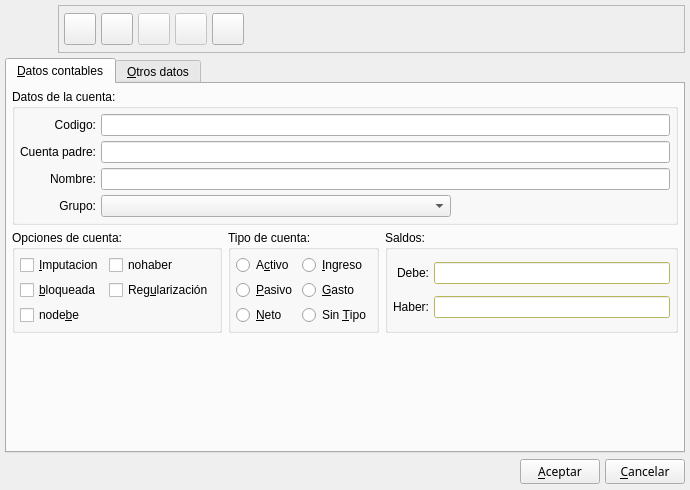
eboladev/Bulmages-1, file bulmages/bulmacont/src/cuentabase.ui: the form before one commit.
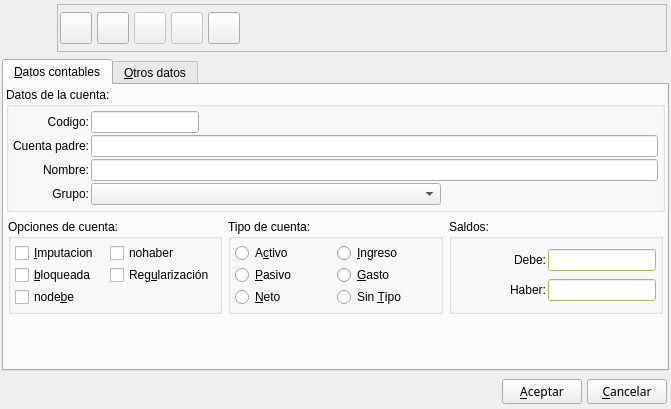
The form after the commit. Icons and pictures are not drawn.

```diff
--- a/bulmages/bulmacont/src/cuentabase.ui
+++ b/bulmages/bulmacont/src/cuentabase.ui
@@ -5,8 +5,8 @@
    <rect>
     <x>0</x>
     <y>0</y>
-    <width>690</width>
-    <height>490</height>
+    <width>671</width>
+    <height>409</height>
    </rect>
   </property>
   <property name="windowTitle" >
@@ -16,42 +16,26 @@
    <iconset resource="../../bulmages.qrc" >:/BulmaCont32x32/images/png/i_cuentas.xpm</iconset>
   </property>
   <layout class="QVBoxLayout" >
+   <property name="margin" >
+    <number>2</number>
+   </property>
    <property name="spacing" >
     <number>5</number>
    </property>
-   <property name="leftMargin" >
-    <number>5</number>
-   </property>
-   <property name="topMargin" >
-    <number>5</number>
-   </property>
-   <property name="rightMargin" >
-    <number>5</number>
-   </property>
-   <property name="bottomMargin" >
-    <number>5</number>
-   </property>
    <item>
     <layout class="QHBoxLayout" >
+     <property name="margin" >
+      <number>2</number>
+     </property>
      <property name="spacing" >
       <number>5</number>
      </property>
-     <property name="leftMargin" >
-      <number>0</number>
-     </property>
-     <property name="topMargin" >
-      <number>0</number>
-     </property>
-     <property name="rightMargin" >
-      <number>0</number>
-     </property>
-     <property name="bottomMargin" >
-      <number>0</number>
-     </property>
      <item>
       <widget class="QLabel" name="pixmapLabel1" >
        <property name="sizePolicy" >
-        <sizepolicy vsizetype="Fixed" hsizetype="Fixed" >
+        <sizepolicy>
+         <hsizetype>0</hsizetype>
+         <vsizetype>0</vsizetype>
          <horstretch>0</horstretch>
          <verstretch>0</verstretch>
         </sizepolicy>
@@ -79,7 +63,9 @@
      <item>
       <widget class="QFrame" name="frame_3" >
        <property name="sizePolicy" >
-        <sizepolicy vsizetype="Fixed" hsizetype="Expanding" >
+        <sizepolicy>
+         <hsizetype>7</hsizetype>
+         <vsizetype>0</vsizetype>
          <horstretch>0</horstretch>
          <verstretch>0</verstretch>
         </sizepolicy>
@@ -103,25 +89,18 @@
         <enum>QFrame::Raised</enum>
        </property>
        <layout class="QHBoxLayout" >
+        <property name="margin" >
+         <number>2</number>
+        </property>
         <property name="spacing" >
          <number>5</number>
         </property>
-        <property name="leftMargin" >
-         <number>5</number>
-        </property>
-        <property name="topMargin" >
-         <number>5</number>
-        </property>
-        <property name="rightMargin" >
-         <number>5</number>
-        </property>
-        <property name="bottomMargin" >
-         <number>5</number>
-        </property>
         <item>
          <widget class="QToolButton" name="mui_guardar" >
           <property name="sizePolicy" >
-           <sizepolicy vsizetype="Fixed" hsizetype="Fixed" >
+           <sizepolicy>
+            <hsizetype>0</hsizetype>
+            <vsizetype>0</vsizetype>
             <horstretch>0</horstretch>
             <verstretch>0</verstretch>
            </sizepolicy>
@@ -161,7 +140,9 @@
         <item>
          <widget class="QToolButton" name="mui_nuevo" >
           <property name="sizePolicy" >
-           <sizepolicy vsizetype="Fixed" hsizetype="Fixed" >
+           <sizepolicy>
+            <hsizetype>0</hsizetype>
+            <vsizetype>0</vsizetype>
             <horstretch>0</horstretch>
             <verstretch>0</verstretch>
            </sizepolicy>
@@ -204,7 +185,9 @@
            <bool>false</bool>
           </property>
           <property name="sizePolicy" >
-           <sizepolicy vsizetype="Fixed" hsizetype="Fixed" >
+           <sizepolicy>
+            <hsizetype>0</hsizetype>
+            <vsizetype>0</vsizetype>
             <horstretch>0</horstretch>
             <verstretch>0</verstretch>
            </sizepolicy>
@@ -244,7 +227,9 @@
            <bool>false</bool>
           </property>
           <property name="sizePolicy" >
-           <sizepolicy vsizetype="Fixed" hsizetype="Fixed" >
+           <sizepolicy>
+            <hsizetype>0</hsizetype>
+            <vsizetype>0</vsizetype>
             <horstretch>0</horstretch>
             <verstretch>0</verstretch>
            </sizepolicy>
@@ -281,7 +266,9 @@
         <item>
          <widget class="QToolButton" name="mui_borrar" >
           <property name="sizePolicy" >
-           <sizepolicy vsizetype="Fixed" hsizetype="Fixed" >
+           <sizepolicy>
+            <hsizetype>0</hsizetype>
+            <vsizetype>0</vsizetype>
             <horstretch>0</horstretch>
             <verstretch>0</verstretch>
            </sizepolicy>
@@ -342,7 +329,9 @@
    <item>
     <widget class="QTabWidget" name="TabWidget2" >
      <property name="sizePolicy" >
-      <sizepolicy vsizetype="Expanding" hsizetype="Expanding" >
+      <sizepolicy>
+       <hsizetype>7</hsizetype>
+       <vsizetype>7</vsizetype>
        <horstretch>0</horstretch>
        <verstretch>0</verstretch>
       </sizepolicy>
@@ -355,21 +344,12 @@
        <string>&amp;Datos contables</string>
       </attribute>
       <layout class="QVBoxLayout" >
+       <property name="margin" >
+        <number>2</number>
+       </property>
        <property name="spacing" >
         <number>5</number>
        </property>
-       <property name="leftMargin" >
-        <number>5</number>
-       </property>
-       <property name="topMargin" >
-        <number>5</number>
-       </property>
-       <property name="rightMargin" >
-        <number>5</number>
-       </property>
-       <property name="bottomMargin" >
-        <number>5</number>
-       </property>
        <item>
         <widget class="QGroupBox" name="groupBox_4" >
          <property name="layoutDirection" >
@@ -379,45 +359,26 @@
           <string>Datos de la cuenta:</string>
          </property>
          <layout class="QHBoxLayout" >
+          <property name="margin" >
+           <number>2</number>
+          </property>
           <property name="spacing" >
            <number>5</number>
           </property>
-          <property name="leftMargin" >
-           <number>5</number>
-          </property>
-          <property name="topMargin" >
-           <number>5</number>
-          </property>
-          <property name="rightMargin" >
-           <number>5</number>
-          </property>
-          <property name="bottomMargin" >
-           <number>5</number>
-          </property>
           <item>
            <layout class="QGridLayout" >
-            <property name="leftMargin" >
-             <number>0</number>
+            <property name="margin" >
+             <number>2</number>
             </property>
-            <property name="topMargin" >
-             <number>0</number>
-            </property>
-            <property name="rightMargin" >
-             <number>0</number>
-            </property>
-            <property name="bottomMargin" >
-             <number>0</number>
-            </property>
-            <property name="horizontalSpacing" >
-             <number>5</number>
-            </property>
-            <property name="verticalSpacing" >
-             <number>5</number>
+            <property name="spacing" >
+             <number>2</number>
             </property>
             <item row="3" column="1" >
              <widget class="QComboBox" name="combogrupos" >
               <property name="sizePolicy" >
-               <sizepolicy vsizetype="Fixed" hsizetype="Expanding" >
+               <sizepolicy>
+                <hsizetype>0</hsizetype>
+                <vsizetype>0</vsizetype>
                 <horstretch>0</horstretch>
                 <verstretch>0</verstretch>
                </sizepolicy>
@@ -475,7 +436,9 @@
             <item row="0" column="1" colspan="2" >
              <widget class="QLineEdit" name="codigo" >
               <property name="sizePolicy" >
-               <sizepolicy vsizetype="Fixed" hsizetype="Expanding" >
+               <sizepolicy>
+                <hsizetype>0</hsizetype>
+                <vsizetype>0</vsizetype>
                 <horstretch>0</horstretch>
                 <verstretch>0</verstretch>
                </sizepolicy>
@@ -509,61 +472,31 @@
        </item>
        <item>
         <layout class="QHBoxLayout" >
+         <property name="margin" >
+          <number>2</number>
+         </property>
          <property name="spacing" >
           <number>6</number>
          </property>
-         <property name="leftMargin" >
-          <number>0</number>
-         </property>
-         <property name="topMargin" >
-          <number>0</number>
-         </property>
-         <property name="rightMargin" >
-          <number>0</number>
-         </property>
-         <property name="bottomMargin" >
-          <number>0</number>
-         </property>
          <item>
           <widget class="QGroupBox" name="groupBox_3" >
            <property name="title" >
             <string>Opciones de cuenta:</string>
            </property>
            <layout class="QHBoxLayout" >
+            <property name="margin" >
+             <number>2</number>
+            </property>
             <property name="spacing" >
              <number>5</number>
             </property>
-            <property name="leftMargin" >
-             <number>5</number>
-            </property>
-            <property name="topMargin" >
-             <number>5</number>
-            </property>
-            <property name="rightMargin" >
-             <number>5</number>
-            </property>
-            <property name="bottomMargin" >
-             <number>5</number>
-            </property>
             <item>
              <layout class="QGridLayout" >
-              <property name="leftMargin" >
-               <number>0</number>
+              <property name="margin" >
+               <number>2</number>
               </property>
-              <property name="topMargin" >
-               <number>0</number>
-              </property>
-              <property name="rightMargin" >
-               <number>0</number>
-              </property>
-              <property name="bottomMargin" >
-               <number>0</number>
-              </property>
-              <property name="horizontalSpacing" >
-               <number>5</number>
-              </property>
-              <property name="verticalSpacing" >
-               <number>5</number>
+              <property name="spacing" >
+               <number>2</number>
               </property>
               <item row="2" column="0" >
                <widget class="QCheckBox" name="nodebe" >
@@ -617,40 +550,19 @@
             <string>Tipo de cuenta:</string>
            </property>
            <layout class="QHBoxLayout" >
+            <property name="margin" >
+             <number>2</number>
+            </property>
             <property name="spacing" >
              <number>5</number>
             </property>
-            <property name="leftMargin" >
-             <number>5</number>
-            </property>
-            <property name="topMargin" >
-             <number>5</number>
-            </property>
-            <property name="rightMargin" >
-             <number>5</number>
-            </property>
-            <property name="bottomMargin" >
-             <number>5</number>
-            </property>
             <item>
              <layout class="QGridLayout" >
-              <property name="leftMargin" >
-               <number>0</number>
+              <property name="margin" >
+               <number>2</number>
               </property>
-              <property name="topMargin" >
-               <number>0</number>
-              </property>
-              <property name="rightMargin" >
-               <number>0</number>
-              </property>
-              <property name="bottomMargin" >
-               <number>0</number>
-              </property>
-              <property name="horizontalSpacing" >
-               <number>5</number>
-              </property>
-              <property name="verticalSpacing" >
-               <number>5</number>
+              <property name="spacing" >
+               <number>2</number>
               </property>
               <item row="2" column="0" >
                <widget class="QRadioButton" name="cuentaneto" >
@@ -714,40 +626,19 @@
             <string>Saldos:</string>
            </property>
            <layout class="QHBoxLayout" >
+            <property name="margin" >
+             <number>2</number>
+            </property>
             <property name="spacing" >
              <number>5</number>
             </property>
-            <property name="leftMargin" >
-             <number>5</number>
-            </property>
-            <property name="topMargin" >
-             <number>5</number>
-            </property>
-            <property name="rightMargin" >
-             <number>5</number>
-            </property>
-            <property name="bottomMargin" >
-             <number>5</number>
-            </property>
             <item>
              <layout class="QGridLayout" >
-              <property name="leftMargin" >
-               <number>0</number>
+              <property name="margin" >
+               <number>2</number>
               </property>
-              <property name="topMargin" >
-               <number>0</number>
-              </property>
-              <property name="rightMargin" >
-               <number>0</number>
-              </property>
-              <property name="bottomMargin" >
-               <number>0</number>
-              </property>
-              <property name="horizontalSpacing" >
-               <number>5</number>
-              </property>
-              <property name="verticalSpacing" >
-               <number>5</number>
+              <property name="spacing" >
+               <number>2</number>
               </property>
               <item row="0" column="1" >
                <widget class="QLineEdit" name="debe" >
@@ -755,7 +646,9 @@
                  <bool>false</bool>
                 </property>
                 <property name="sizePolicy" >
-                 <sizepolicy vsizetype="Fixed" hsizetype="MinimumExpanding" >
+                 <sizepolicy>
+                  <hsizetype>0</hsizetype>
+                  <vsizetype>0</vsizetype>
                   <horstretch>0</horstretch>
                   <verstretch>0</verstretch>
                  </sizepolicy>
@@ -1260,7 +1153,9 @@
                  <bool>false</bool>
                 </property>
                 <property name="sizePolicy" >
-                 <sizepolicy vsizetype="Fixed" hsizetype="MinimumExpanding" >
+                 <sizepolicy>
+                  <hsizetype>0</hsizetype>
+                  <vsizetype>0</vsizetype>
                   <horstretch>0</horstretch>
                   <verstretch>0</verstretch>
                  </sizepolicy>
@@ -1983,21 +1878,12 @@
    </item>
    <item>
     <layout class="QHBoxLayout" >
+     <property name="margin" >
+      <number>2</number>
+     </property>
      <property name="spacing" >
       <number>5</number>
      </property>
-     <property name="leftMargin" >
-      <number>0</number>
-     </property>
-     <property name="topMargin" >
-      <number>0</number>
-     </property>
-     <property name="rightMargin" >
-      <number>0</number>
-     </property>
-     <property name="bottomMargin" >
-      <number>0</number>
-     </property>
      <item>
       <spacer>
        <property name="orientation" >
```
Left out of the diff: 24 changed lines with no effect on the pictures.
